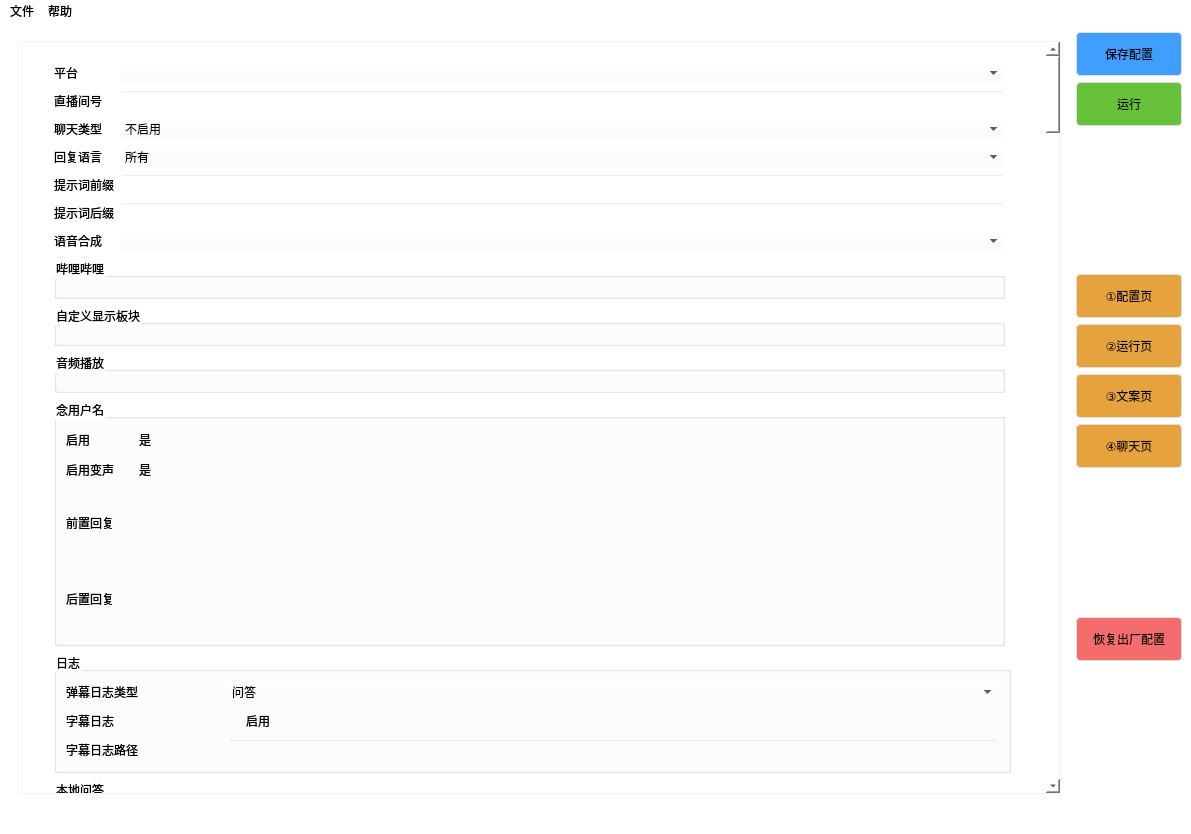
Old version of the form ui/main.ui in the repository sandboxdream/AI-Vtuber.
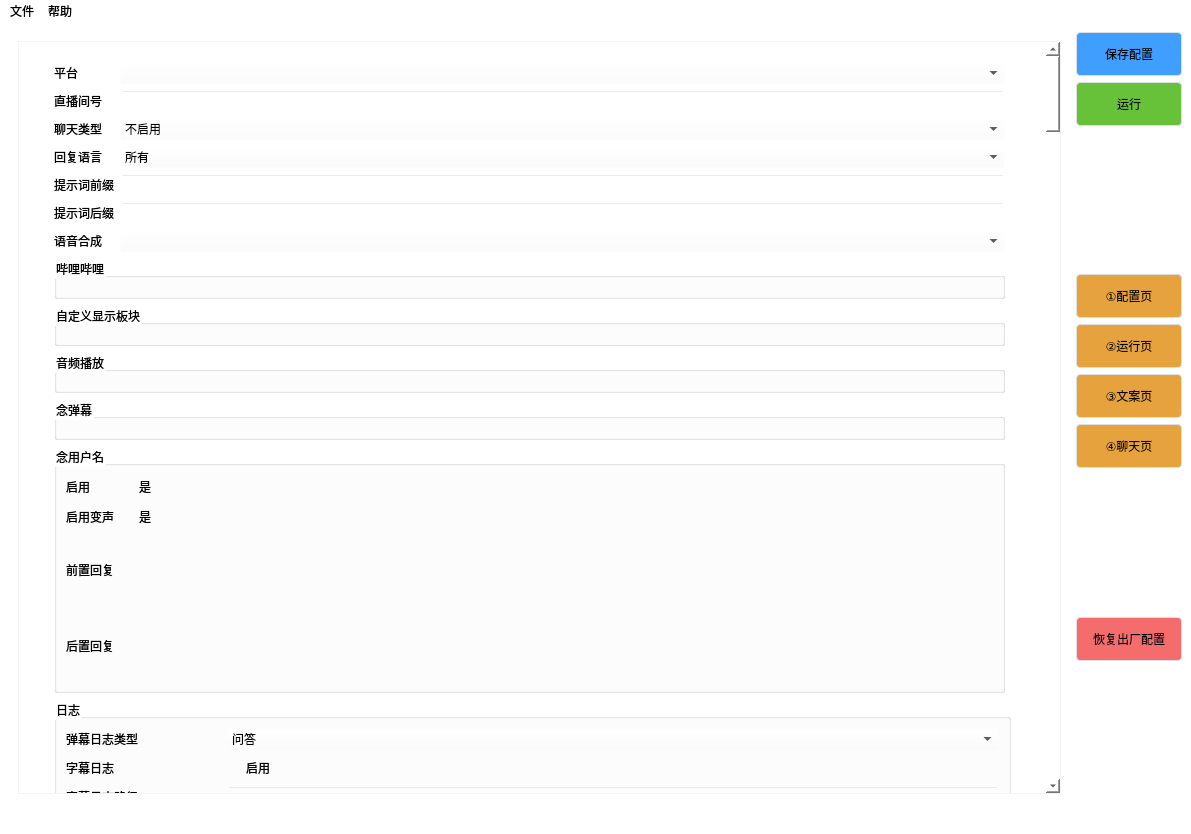
New version of the form.

Commit message: 新增 念弹幕功能，可以对直播间弹幕进行复读，更有针对性，试用助理场景

Patch:
```diff
--- a/ui/main.ui
+++ b/ui/main.ui
@@ -136,9 +136,9 @@
            <property name="geometry">
             <rect>
              <x>0</x>
-             <y>-5167</y>
+             <y>-268</y>
              <width>984</width>
-             <height>10033</height>
+             <height>10096</height>
             </rect>
            </property>
            <layout class="QVBoxLayout" name="verticalLayout">
@@ -1361,6 +1361,18 @@
                  </layout>
                 </widget>
                </item>
+               <item row="14" column="0" colspan="2">
+                <widget class="QGroupBox" name="groupBox_read_comment">
+                 <property name="title">
+                  <string>念弹幕</string>
+                 </property>
+                 <layout class="QGridLayout" name="gridLayout_75">
+                  <item row="0" column="0">
+                   <layout class="QGridLayout" name="gridLayout_read_comment"/>
+                  </item>
+                 </layout>
+                </widget>
+               </item>
               </layout>
              </widget>
             </item>
```
The commit also changes 6 other files.
